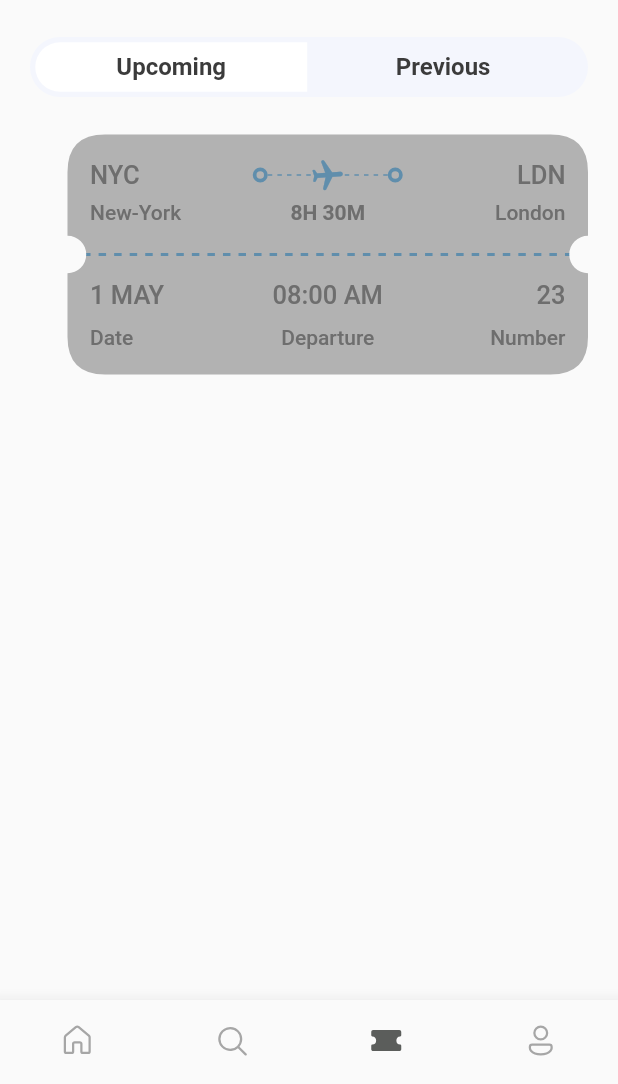
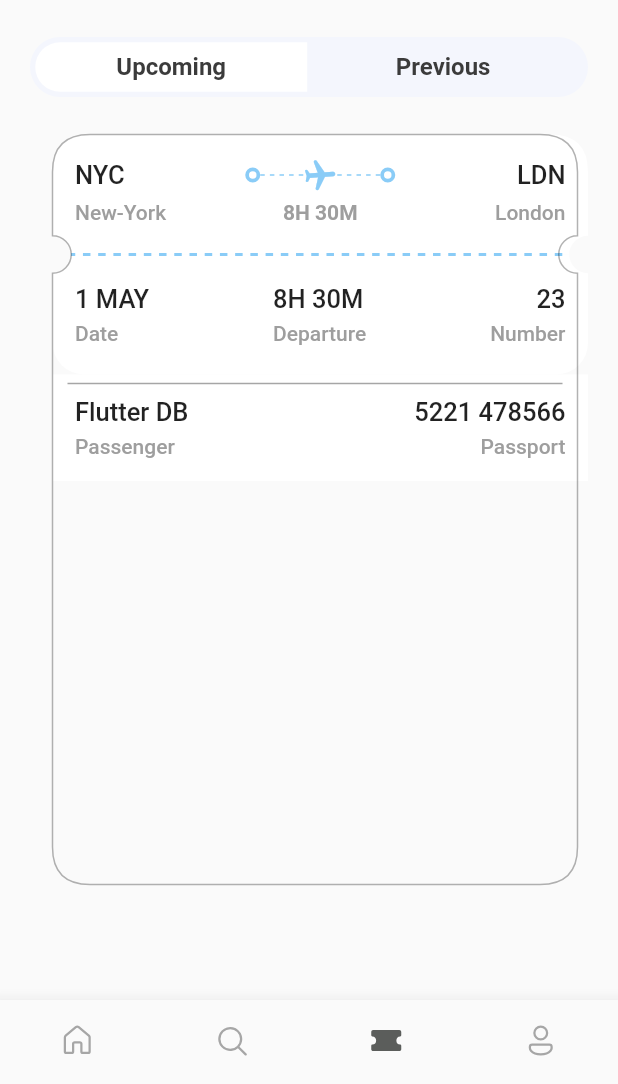
Before and after one commit to sksbkt/booktickets, a Flutter app: the screen it shows after launch, item 3 of the bottom bar chosen, on a phone screen of 412 x 824 dp, the part 152-1236 px from its top. Run offline on Flutter 3.47's test engine with Material 2 defaults, Android fonts, the phone set to English and light mode, and no system bars; our stand-ins replace fluentui_icons, gap.

Commit message:
TODO: ticket_view_widget.dart *still WIP, currently looking for an optimal way to reuse this widget for ticket_view_widget.dart ++We currently have a functional way of applying clipping and stroke on ticket_view_widget.dart both colored and B&W but some more experiments need to fix some minor issues with different screens(android/iOS) and resolutions

```diff
--- a/lib/screens/profile_screen.dart
+++ b/lib/screens/profile_screen.dart
@@ -1,7 +1,6 @@
 import 'package:flutter/cupertino.dart';
 import 'package:flutter/material.dart';
 
-import '../utilities/dimensions.dart';
 import '../utilities/shapes.dart';
 
 class ProfileScreen extends StatelessWidget {
@@ -11,7 +10,7 @@ class ProfileScreen extends StatelessWidget {
   Widget build(BuildContext context) {
     return Scaffold(
       body:
-          Container(color: Colors.red, width: 346, height: 160, child: CustomPaint(painter: TicketViewBorderPainter())),
+          Container(color: Colors.red, width: 346, height: 500, child: CustomPaint(painter: TicketViewBorderPainter())),
     );
   }
 }
--- a/lib/screens/ticket_screen.dart
+++ b/lib/screens/ticket_screen.dart
@@ -31,7 +31,7 @@ class TicketScreen extends StatelessWidget {
                 ticket: ticketList[0],
                 isColored: false,
               ),
-            )
+            ),
           ],
         ),
       ]),
--- a/lib/theme/app_themes.dart
+++ b/lib/theme/app_themes.dart
@@ -37,8 +37,7 @@ class AppThemes {
       TextStyle(fontSize: Dimensions.getFontRatio(26), color: textColor, fontWeight: FontWeight.bold);
   static TextStyle headLineStyle2 =
       TextStyle(fontSize: Dimensions.getFontRatio(21), color: Colors.grey.shade500, fontWeight: FontWeight.w500);
-  static TextStyle headLineStyle3 =
-      TextStyle(fontSize: Dimensions.getFontRatio(17), color: Colors.grey.shade500, fontWeight: FontWeight.w500);
+  static TextStyle headLineStyle3 = TextStyle(fontSize: Dimensions.getFontRatio(17), fontWeight: FontWeight.w500);
   static TextStyle headLineStyle4 =
       TextStyle(fontSize: Dimensions.getFontRatio(14), color: Colors.grey.shade500, fontWeight: FontWeight.w500);
 }
--- a/lib/utilities/shapes.dart
+++ b/lib/utilities/shapes.dart
@@ -8,14 +8,14 @@ Path ticketFormPath(double circleHeight, double height, double width) {
   double circleSize = Dimensions.radius5 * 5;
 
   path.moveTo(0, circleSize);
-  path.lineTo(0.0, circleHeight == 0 ? height / 2 - circleSize / 2 : circleHeight / 2 - circleSize / 2);
+  path.lineTo(0.0, circleHeight == 0 ? height / 2 - circleSize / 2 : circleHeight - circleSize / 2);
   path.relativeArcToPoint(Offset(0, circleSize), radius: Radius.circular(Dimensions.radius5 * 2));
   path.lineTo(0.0, height - circleSize);
   path.relativeQuadraticBezierTo(0, circleSize, circleSize, circleSize);
   path.lineTo(width - circleSize, height);
   path.relativeQuadraticBezierTo(circleSize, 0, circleSize, -circleSize);
 
-  path.lineTo(width, circleHeight == 0 ? height / 2 + circleSize / 2 : circleHeight / 2 + circleSize / 2);
+  path.lineTo(width, circleHeight == 0 ? height / 2 + circleSize / 2 : circleHeight + circleSize / 2);
   path.relativeArcToPoint(Offset(0, -circleSize), radius: Radius.circular(10));
   // path.arcToPoint(Offset(width, height / 2 - circleSize / 2), radius: Radius.circular(10));
   path.lineTo(width, circleSize);
@@ -70,7 +70,7 @@ class LargeCircularClips extends CustomClipper<Path> {
   Path getClip(Size size) {
     if (height == 0) height = size.height;
     if (width == 0) width = size.width;
-
+    print('width: ' + width.toString());
     // final Path path = Path();
     // double circleSize = Dimensions.radius5 * 5;
     //
@@ -189,6 +189,7 @@ class LargeTicketViewBorderPainter extends CustomPainter {
   void paint(Canvas canvas, Size size) {
     if (height == 0) height = size.height;
     if (width == 0) width = size.width;
+    print('width: ' + width.toString());
 
     ///We are resizing our path boundaries with the size
     // var path = parseSvgPathData(
@@ -200,7 +201,8 @@ class LargeTicketViewBorderPainter extends CustomPainter {
         ticketFormPath(circleHeight, height, width),
         Paint()
           ..color = color
-          ..style = PaintingStyle.fill);
+          ..style = PaintingStyle.stroke
+          ..strokeWidth = strokeWidth);
   }
 
   @override
--- /dev/null
+++ b/lib/widgets/column_layout.dart
@@ -0,0 +1,38 @@
+import 'package:flutter/material.dart';
+import 'package:gap/gap.dart';
+
+import '../theme/app_themes.dart';
+import '../utilities/dimensions.dart';
+
+class AppColumnLayout extends StatelessWidget {
+  final String firstText;
+  final String SecondText;
+  final CrossAxisAlignment crossAxisAlignment;
+  final bool isColored;
+
+  const AppColumnLayout(
+      {Key? key,
+      required this.firstText,
+      required this.SecondText,
+      this.crossAxisAlignment = CrossAxisAlignment.start,
+      this.isColored = true})
+      : super(key: key);
+
+  @override
+  Widget build(BuildContext context) {
+    return Column(
+      crossAxisAlignment: crossAxisAlignment,
+      children: [
+        Text(
+          firstText,
+          style: isColored ? AppThemes.headLineStyle3.copyWith(color: Colors.white) : AppThemes.headLineStyle3,
+        ),
+        Gap(Dimensions.getHeightRatio(5)),
+        Text(
+          SecondText,
+          style: isColored ? AppThemes.headLineStyle4.copyWith(color: Colors.white) : AppThemes.headLineStyle4,
+        ),
+      ],
+    );
+  }
+}
--- a/lib/widgets/ticket_view_widget.dart
+++ b/lib/widgets/ticket_view_widget.dart
@@ -8,6 +8,8 @@ import 'package:flutter/cupertino.dart';
 import 'package:flutter/material.dart';
 import 'package:gap/gap.dart';
 
+import 'column_layout.dart';
+
 class TicketView extends StatelessWidget {
   final Map<String, dynamic> ticket;
   final bool isColored;
@@ -15,18 +17,23 @@ class TicketView extends StatelessWidget {
 
   @override
   Widget build(BuildContext context) {
-    print(Dimensions.screenWidth * .85);
+    // print(Dimensions.screenWidth * .85);
     return SizedBox(
-        width: 360,
+        width: Dimensions.getWidthRatio(350),
         child: Container(
-          margin: EdgeInsets.only(left: Dimensions.width5 * 2),
+          margin: isColored ? EdgeInsets.only(left: Dimensions.width5 * 2) : EdgeInsets.zero,
           child: Stack(children: [
             ClipPath(
-              // clipBehavior: Clip.antiAlias,
+              clipBehavior: Clip.antiAlias,
+
               ///WIP
-              clipper: isColored ? CircularClips() : LargeCircularClips(),
+              clipper: isColored
+                  ? CircularClips(
+                      circleHeight: Dimensions.height10 * 8,
+                    )
+                  : LargeCircularClips(height: 500, circleHeight: Dimensions.height10 * 8),
 
-              child: Stack(alignment: Alignment.center, children: [
+              child: Stack(children: [
                 Column(
                   children: [
                     //blue part of ticket
@@ -168,61 +175,21 @@ class TicketView extends StatelessWidget {
                                   Row(
                                     mainAxisAlignment: MainAxisAlignment.spaceBetween,
                                     children: [
-                                      SizedBox(
-                                        width: Dimensions.width50 * 2,
-                                        child: Text(
-                                          ticket['date'],
-                                          style: isColored
-                                              ? AppThemes.headLineStyle3.copyWith(color: Colors.white)
-                                              : AppThemes.headLineStyle3,
+                                      AppColumnLayout(
+                                        firstText: ticket['date'],
+                                        SecondText: AppConstats.DATE_TEXT,
+                                        isColored: isColored,
                                       ),
+                                      AppColumnLayout(
+                                        firstText: ticket['flying_time'],
+                                        SecondText: AppConstats.DEPARTURE_TEXT,
+                                        isColored: isColored,
                                       ),
-                                      Text(
-                                        ticket['departure_time'],
-                                        style: isColored
-                                            ? AppThemes.headLineStyle3.copyWith(color: Colors.white)
-                                            : AppThemes.headLineStyle3,
-                                      ),
-                                      SizedBox(
-                                        width: Dimensions.width50 * 2,
-                                        child: Text(
-                                          ticket['number'].toString(),
-                                          textAlign: TextAlign.end,
-                                          style: isColored
-                                              ? AppThemes.headLineStyle3.copyWith(color: Colors.white)
-                                              : AppThemes.headLineStyle3,
-                                        ),
-                                      ),
-                                    ],
-                                  ),
-                                  Gap(Dimensions.height10),
-                                  Row(
-                                    mainAxisAlignment: MainAxisAlignment.spaceBetween,
-                                    children: [
-                                      SizedBox(
-                                        width: Dimensions.width50 * 2,
-                                        child: Text(
-                                          AppConstats.DATE_TEXT,
-                                          style: isColored
-                                              ? AppThemes.headLineStyle4.copyWith(color: Colors.white)
-                                              : AppThemes.headLineStyle4,
-                                        ),
-                                      ),
-                                      Text(
-                                        AppConstats.DEPARTURE_TEXT,
-                                        style: isColored
-                                            ? AppThemes.headLineStyle4.copyWith(color: Colors.white)
-                                            : AppThemes.headLineStyle4,
-                                      ),
-                                      SizedBox(
-                                        width: Dimensions.width50 * 2,
-                                        child: Text(
-                                          AppConstats.NUMBER_TEXT,
-                                          textAlign: TextAlign.end,
-                                          style: isColored
-                                              ? AppThemes.headLineStyle4.copyWith(color: Colors.white)
-                                              : AppThemes.headLineStyle4,
-                                        ),
+                                      AppColumnLayout(
+                                        firstText: ticket['number'].toString(),
+                                        SecondText: AppConstats.NUMBER_TEXT,
+                                        crossAxisAlignment: CrossAxisAlignment.end,
+                                        isColored: isColored,
                                       ),
                                     ],
                                   ),
@@ -233,12 +200,29 @@ class TicketView extends StatelessWidget {
                         ],
                       ),
                     ),
+                    Container(
+                      color: Colors.white,
+                      padding: EdgeInsets.all(Dimensions.width15),
+                      child: Row(mainAxisAlignment: MainAxisAlignment.spaceBetween, children: [
+                        AppColumnLayout(
+                          firstText: 'Flutter DB',
+                          SecondText: 'Passenger',
+                          isColored: isColored,
+                        ),
+                        AppColumnLayout(
+                          firstText: '5221 478566',
+                          SecondText: 'Passport',
+                          crossAxisAlignment: CrossAxisAlignment.end,
+                          isColored: isColored,
+                        ),
+                      ]),
+                    )
                   ],
                 ),
                 //Cutting dots
-                Container(
-                  child: SizedBox(
-                    height: Dimensions.height10 * 3,
+                Positioned(
+                  width: Dimensions.getWidthRatio(350),
+                  top: Dimensions.height10 * 8 - (Dimensions.height1 * 2) / 2,
                   child: Row(
                     children: [
                       Expanded(
@@ -261,7 +245,15 @@ class TicketView extends StatelessWidget {
                     ],
                   ),
                 ),
-                ),
+                Positioned(
+                    width: Dimensions.getWidthRatio(350),
+                    top: (Dimensions.height10 * 8 - (Dimensions.height1 * 2) / 2) * 2,
+                    child: Divider(
+                      color: AppThemes.unselectedColor,
+                      thickness: 1,
+                      indent: 10,
+                      endIndent: 10,
+                    )),
               ]),
             ),
             !isColored
@@ -271,10 +263,12 @@ class TicketView extends StatelessWidget {
                 //         height: 160,
                 //         child: CustomPaint(painter: TicketViewBorderPainter(color: Colors.black.withOpacity(.3))))
                 //     :
-                SizedBox(
-                    width: Dimensions.screenWidth * .85,
-                    height: 160,
-                    child: CustomPaint(painter: LargeTicketViewBorderPainter(color: Colors.black.withOpacity(.3))))
+                CustomPaint(
+                    painter: LargeTicketViewBorderPainter(
+                        height: 500,
+                        width: 350,
+                        circleHeight: Dimensions.height10 * 8,
+                        color: Colors.black.withOpacity(.3)))
                 : Container(),
           ]),
         ));
```
Lines whose indentation alone changed are shown as unchanged.
